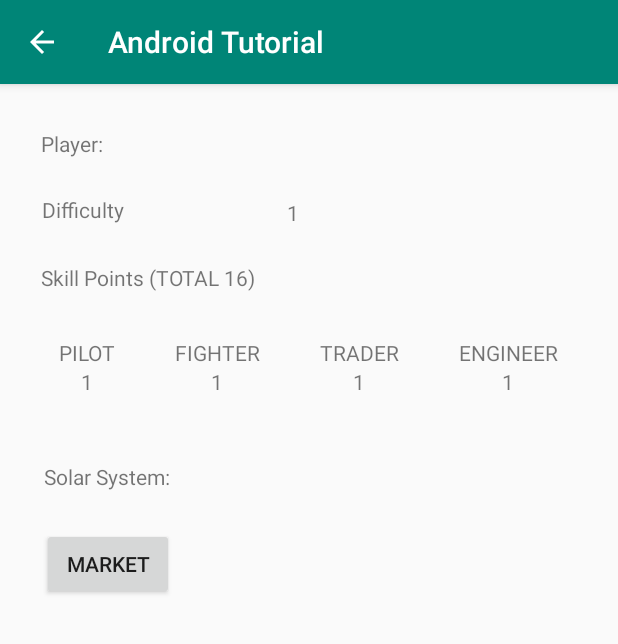
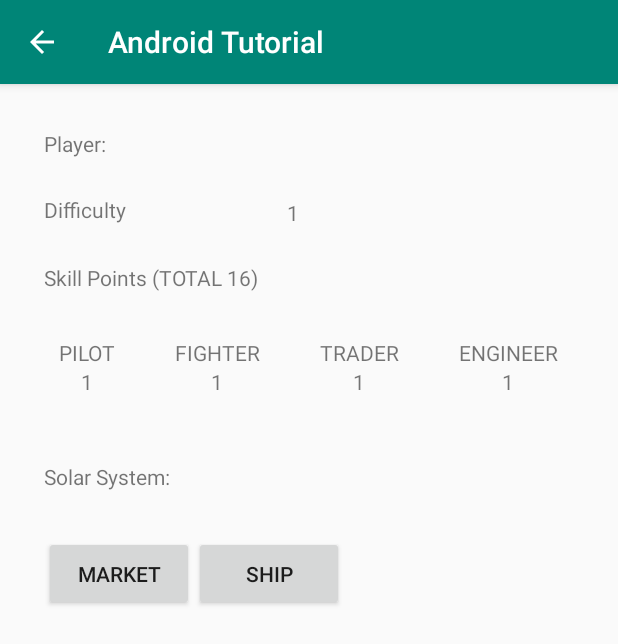
Before and after one commit to seungkwanbaek/SpaceTrader, an Android app: the ShowPlayerActivity screen opened directly, with no data from a screen before it, on a phone screen of 412 x 824 dp. Shown: the top 644 px of the screen. Run offline under Robolectric (Android 15) with nearby library versions, the phone set to English and light mode, and no system bars.

Commit message:
resolve conflicts

```diff
--- a/app/src/main/java/com/example/spacetrader/view/BuyActivity.java
+++ b/app/src/main/java/com/example/spacetrader/view/BuyActivity.java
@@ -20,7 +20,7 @@ public class BuyActivity extends AppCompatActivity {
 
     protected void onCreate(Bundle savedInstanceState) throws Resources.NotFoundException {
         super.onCreate(savedInstanceState);
-        setContentView();
+        setContentView(R.layout.market_buy);
 
         playerViewModel = ViewModelProviders.of(this).get(PlayerViewModel.class);
         solarSystemViewModel = ViewModelProviders.of(this).get(SolarSystemViewModel.class);
--- a/app/src/main/java/com/example/spacetrader/view/ShowMarketActivity.java
+++ b/app/src/main/java/com/example/spacetrader/view/ShowMarketActivity.java
@@ -15,7 +15,7 @@ import com.example.spacetrader.viewmodel.PlayerViewModel;
 public class ShowMarketActivity extends AppCompatActivity {
     protected void onCreate(Bundle savedInstanceState) throws Resources.NotFoundException {
         super.onCreate(savedInstanceState);
-        setContentView();
+        setContentView(R.layout.market_main);
     }
 
     public void onBuyPressed(View view) {
--- a/app/src/main/java/com/example/spacetrader/view/ShowPlayerActivity.java
+++ b/app/src/main/java/com/example/spacetrader/view/ShowPlayerActivity.java
@@ -75,10 +75,10 @@ public class ShowPlayerActivity extends AppCompatActivity {
             solarSystem.setText(player.getSolarSystem().getName());
 
             /** Set the market button */
-            Button mkt = findViewById(R.id.gotoMarket);
+            Button mkt = findViewById(R.id.Market_button);
 
             /** Set the ship button */
-            Button ship = findViewById(R.id.gotoShip);
+            Button ship = findViewById(R.id.Ship_button);
 
 
         } else {
--- a/app/src/main/res/layout/player_item.xml
+++ b/app/src/main/res/layout/player_item.xml
@@ -12,19 +12,9 @@
         android:layout_height="wrap_content"
         android:layout_alignParentStart="true"
         android:layout_alignParentTop="true"
-        android:layout_marginStart="27dp"
+        android:layout_marginStart="29dp"
         android:layout_marginTop="30dp"
         android:text="Player: " />
-
-    <TextView
-        android:id="@+id/text_solar_system"
-        android:layout_width="wrap_content"
-        android:layout_height="wrap_content"
-        android:layout_alignParentStart="true"
-        android:layout_alignParentTop="true"
-        android:layout_marginStart="29dp"
-        android:layout_marginTop="252dp"
-        android:text="Solar System:" />
 
     <TextView
         android:id="@+id/show_player_name"
@@ -50,7 +40,7 @@
         android:layout_height="wrap_content"
         android:layout_alignParentStart="true"
         android:layout_alignParentTop="true"
-        android:layout_marginStart="28dp"
+        android:layout_marginStart="29dp"
         android:layout_marginTop="74dp"
         android:text="Difficulty" />
 
@@ -70,7 +60,7 @@
         android:layout_height="wrap_content"
         android:layout_alignParentStart="true"
         android:layout_alignParentTop="true"
-        android:layout_marginStart="27dp"
+        android:layout_marginStart="29dp"
         android:layout_marginTop="119dp"
         android:text="Skill Points (TOTAL 16)" />
 
@@ -179,16 +169,38 @@
             android:layout_weight="1" />
     </LinearLayout>
 
-    <Button
-        android:id="@+id/Market_button"
+    <TextView
+        android:id="@+id/text_solar_system"
         android:layout_width="wrap_content"
         android:layout_height="wrap_content"
         android:layout_alignParentStart="true"
         android:layout_alignParentTop="true"
-        android:layout_marginStart="28dp"
-        android:layout_marginTop="296dp"
-        android:text="Market"
-        android:onClick="onMarketButtonPressed"/>
+        android:layout_marginStart="29dp"
+        android:layout_marginTop="252dp"
+        android:layout_below="@id/skill_names"
+        android:text="Solar System:" />
+
+    <Button
+        android:id="@+id/Market_button"
+        android:layout_width="100dp"
+        android:layout_height="50dp"
+        android:layout_alignParentStart="true"
+        android:layout_below="@id/text_solar_system"
+        android:layout_marginTop="30dp"
+        android:layout_marginStart="29dp"
+        android:onClick="onMarketButtonPressed"
+        android:text="Market" />
+
+    <Button
+        android:id="@+id/Ship_button"
+        android:layout_width="100dp"
+        android:layout_height="50dp"
+        android:layout_below="@id/text_solar_system"
+        android:layout_alignParentStart="true"
+        android:layout_marginStart="129dp"
+        android:layout_marginTop="30dp"
+        android:onClick="onShipPressed"
+        android:text="Ship" />
 
 
 </RelativeLayout>
```
